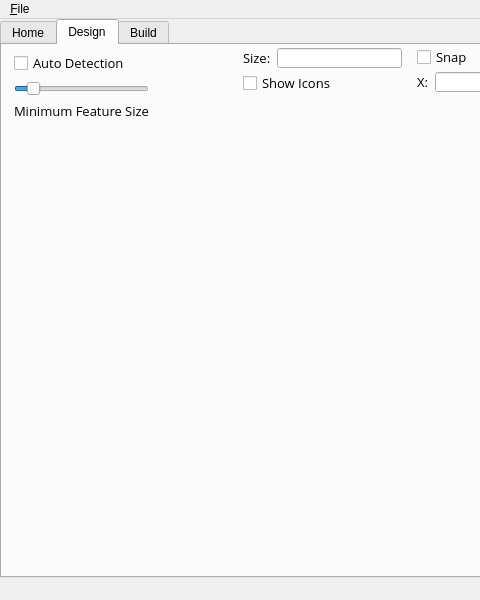
This is src/MainWindow.ui in nedrysoft/dmgee as Qt 5 draws it before an edit; both pictures show x 0 to 480 and y 0 to 600 of the 800 by 600 pixel window. The edited form follows.
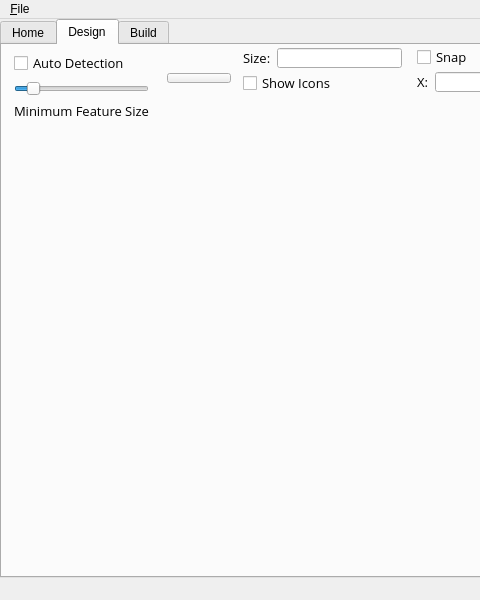
This is the edited form. Icons and pictures are not drawn. Custom widgets are drawn as their Qt base class.

The edit to the form file:
```diff
--- a/src/MainWindow.ui
+++ b/src/MainWindow.ui
@@ -343,7 +343,7 @@
             <number>-1</number>
            </property>
            <item row="0" column="0">
-            <layout class="QVBoxLayout" name="FileAddLayout" stretch="0">
+            <layout class="QVBoxLayout" name="FileAddLayout" stretch="0,0">
              <property name="spacing">
               <number>6</number>
              </property>
@@ -388,6 +388,35 @@
                </property>
               </widget>
              </item>
+             <item>
+              <widget class="QPushButton" name="dropAppPushButton">
+               <property name="sizePolicy">
+                <sizepolicy hsizetype="Minimum" vsizetype="Fixed">
+                 <horstretch>0</horstretch>
+                 <verstretch>0</verstretch>
+                </sizepolicy>
+               </property>
+               <property name="minimumSize">
+                <size>
+                 <width>0</width>
+                 <height>10</height>
+                </size>
+               </property>
+               <property name="maximumSize">
+                <size>
+                 <width>16777215</width>
+                 <height>10</height>
+                </size>
+               </property>
+               <property name="text">
+                <string/>
+               </property>
+               <property name="icon">
+                <iconset resource="app.qrc">
+                 <normaloff>:/assets/arrow_drop.png</normaloff>:/assets/arrow_drop.png</iconset>
+               </property>
+              </widget>
+             </item>
             </layout>
            </item>
            <item row="0" column="1">
@@ -406,6 +435,19 @@
              </property>
             </spacer>
            </item>
+           <item row="1" column="0">
+            <spacer name="verticalSpacer_4">
+             <property name="orientation">
+              <enum>Qt::Vertical</enum>
+             </property>
+             <property name="sizeHint" stdset="0">
+              <size>
+               <width>20</width>
+               <height>40</height>
+              </size>
+             </property>
+            </spacer>
+           </item>
           </layout>
          </widget>
         </item>
```
Left out of the diff: 4 changed lines with no effect on the pictures.
